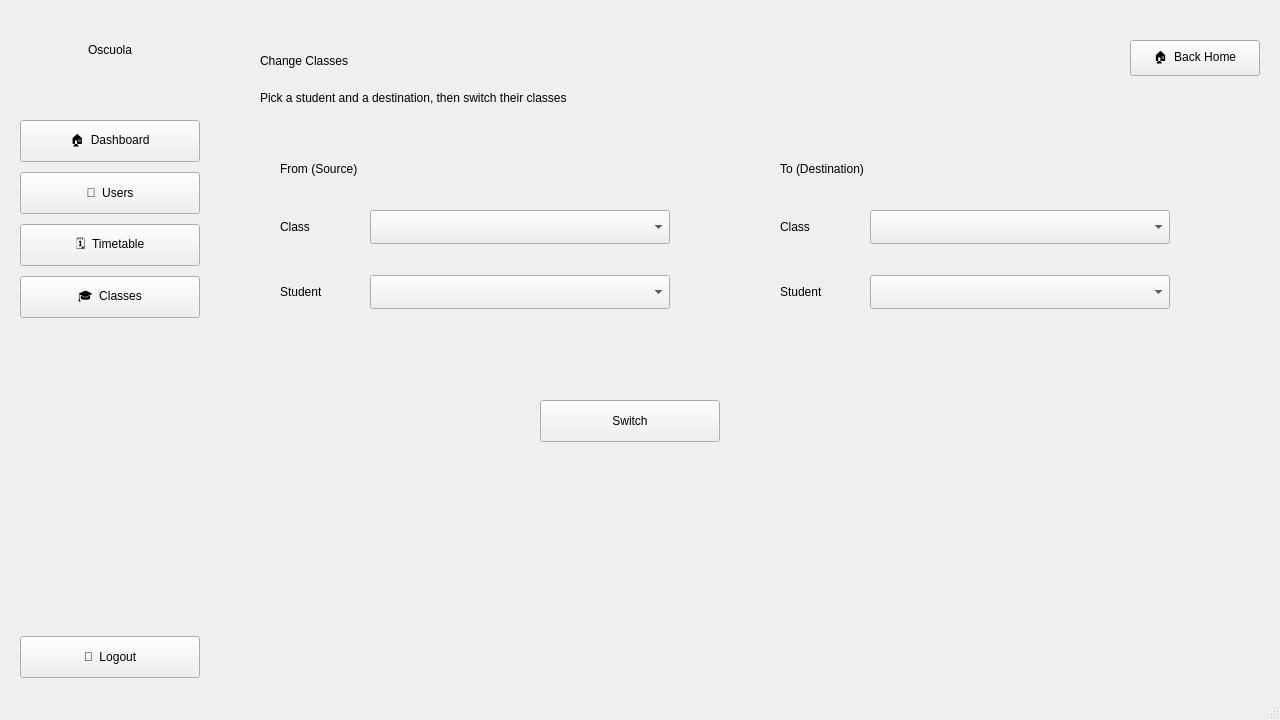
Old version of the form Oscuola/mainwindow.ui in the repository mohamed-adhd/Oscuola.
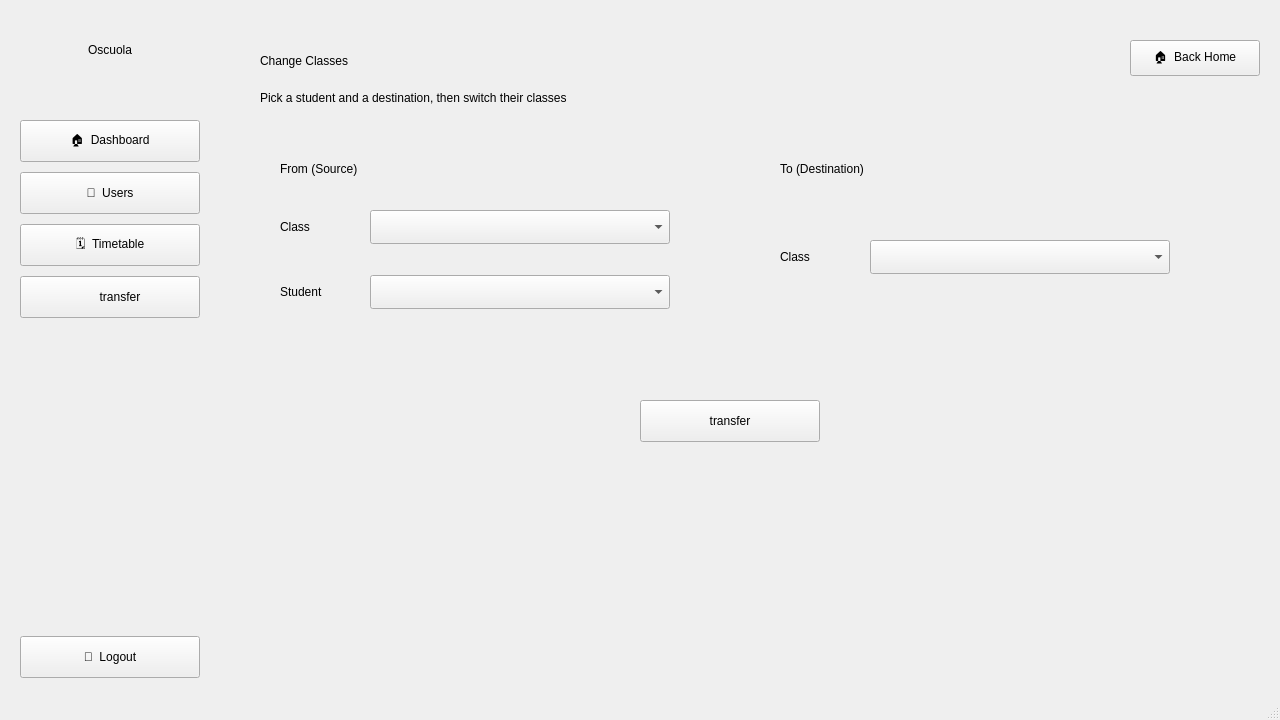
New version of the form. The open tabs and pages were chosen to show the change.

What changed in the file:
```diff
--- a/Oscuola/mainwindow.ui
+++ b/Oscuola/mainwindow.ui
@@ -5175,7 +5175,7 @@
         <cursorShape>PointingHandCursor</cursorShape>
        </property>
        <property name="text">
-        <string>🎓  Classes</string>
+        <string>      transfer</string>
        </property>
       </widget>
       <widget class="QPushButton" name="logout_but_admin_4">
@@ -5338,7 +5338,7 @@
        <property name="geometry">
         <rect>
          <x>20</x>
-         <y>75</y>
+         <y>105</y>
          <width>80</width>
          <height>24</height>
         </rect>
@@ -5351,33 +5351,7 @@
        <property name="geometry">
         <rect>
          <x>110</x>
-         <y>70</y>
-         <width>300</width>
-         <height>34</height>
-        </rect>
-       </property>
-       <property name="cursor">
-        <cursorShape>PointingHandCursor</cursorShape>
-       </property>
-      </widget>
-      <widget class="QLabel" name="classes_dst_student_label">
-       <property name="geometry">
-        <rect>
-         <x>20</x>
-         <y>140</y>
-         <width>80</width>
-         <height>24</height>
-        </rect>
-       </property>
-       <property name="text">
-        <string>Student</string>
-       </property>
-      </widget>
-      <widget class="QComboBox" name="admin_classes_dst_student_combo">
-       <property name="geometry">
-        <rect>
-         <x>110</x>
-         <y>135</y>
+         <y>100</y>
          <width>300</width>
          <height>34</height>
         </rect>
@@ -5390,7 +5364,7 @@
      <widget class="QPushButton" name="admin_classes_switch_btn">
       <property name="geometry">
        <rect>
-        <x>540</x>
+        <x>640</x>
         <y>400</y>
         <width>180</width>
         <height>42</height>
@@ -5400,7 +5374,7 @@
        <cursorShape>PointingHandCursor</cursorShape>
       </property>
       <property name="text">
-       <string>Switch</string>
+       <string>transfer</string>
       </property>
      </widget>
      <widget class="QLabel" name="admin_classes_res">
```
Left out of the diff: 2 changed lines with no effect on the pictures.
